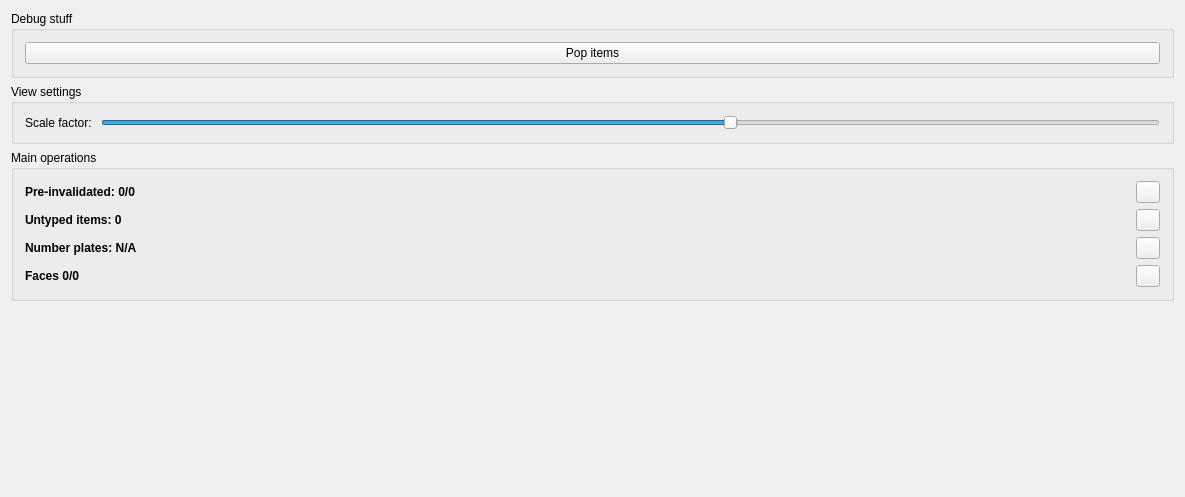
This is mainwindow.ui in 3d4pi/yafdb-validator as Qt 5 draws it before an edit. The edited form follows.
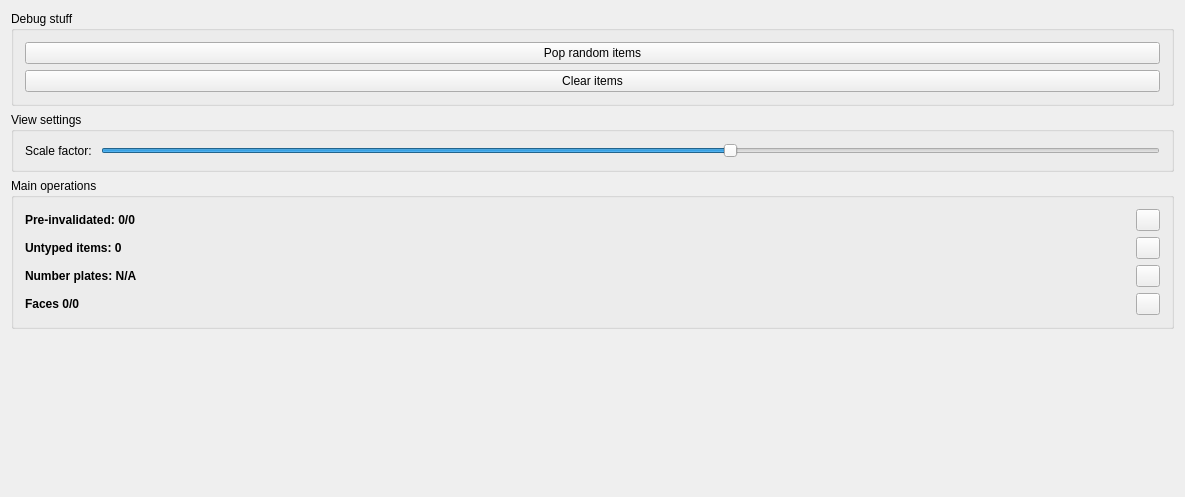
This is the edited form. Icons and pictures are not drawn.

```diff
--- a/mainwindow.ui
+++ b/mainwindow.ui
@@ -213,7 +213,14 @@
          <item row="0" column="0">
           <widget class="QPushButton" name="pushButton">
            <property name="text">
-            <string>Pop items</string>
+            <string>Pop random items</string>
+           </property>
+          </widget>
+         </item>
+         <item row="1" column="0">
+          <widget class="QPushButton" name="pushButton_2">
+           <property name="text">
+            <string>Clear items</string>
            </property>
           </widget>
          </item>
```
